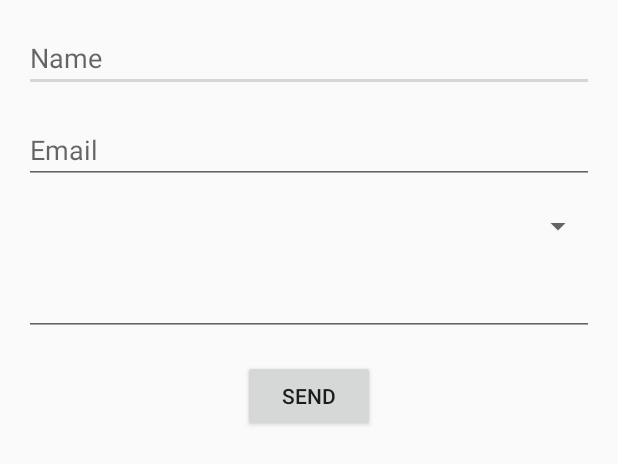
After one commit to DavidPrades/PlataformaAsesoramientoOnline, an Android app: the layout fragment_contact.xml on its own in the app's theme, with its tools: preview values and no code run, on a phone screen of 412 x 824 dp. The commit adds this screen. Shown: the top 464 px of the screen. Run offline under Robolectric (Android 15) with nearby library versions, the phone set to English and light mode, and no system bars.

Commit message:
Contact Class

```diff
--- /dev/null
+++ b/app/src/main/res/layout/fragment_contact.xml
@@ -0,0 +1,50 @@
+<?xml version="1.0" encoding="utf-8"?>
+<LinearLayout xmlns:android="http://schemas.android.com/apk/res/android"
+    xmlns:tools="http://schemas.android.com/tools"
+    android:layout_width="match_parent"
+    android:layout_height="match_parent"
+    android:layout_margin="16dp"
+    android:orientation="vertical"
+    tools:context=".ContactFragment">
+
+    <EditText
+        android:id="@+id/editTextName"
+        android:layout_width="match_parent"
+        android:layout_height="wrap_content"
+        android:layout_marginBottom="16dp"
+        android:ems="10"
+        android:hint="Name"
+        android:inputType="textPersonName" />
+
+    <EditText
+        android:id="@+id/editTextemail"
+        android:layout_width="match_parent"
+        android:layout_height="wrap_content"
+        android:layout_marginBottom="16dp"
+        android:ems="10"
+        android:hint="Email"
+        android:inputType="textEmailAddress" />
+
+    <Spinner
+        android:id="@+id/spinner"
+        android:layout_width="match_parent"
+        android:layout_height="wrap_content"
+        android:layout_marginBottom="16dp"
+        android:spinnerMode="dialog" />
+
+    <EditText
+        android:id="@+id/editMensae"
+        android:layout_width="match_parent"
+        android:layout_height="wrap_content"
+        android:layout_marginBottom="16dp"
+        android:ems="10"
+        android:inputType="textPersonName" />
+
+    <Button
+        android:id="@+id/buttonSend"
+        android:layout_width="wrap_content"
+        android:layout_height="wrap_content"
+        android:layout_gravity="center"
+        android:text="Send" />
+
+</LinearLayout>
--- a/app/src/main/res/layout/fragment_sobre_mi.xml
+++ b/app/src/main/res/layout/fragment_sobre_mi.xml
@@ -84,6 +84,7 @@
                 android:layout_width="wrap_content"
                 android:layout_height="wrap_content"
                 android:layout_gravity="center"
+                android:layout_marginTop="20dp"
                 android:foregroundGravity="center"
                 android:orientation="horizontal">
 
--- a/app/src/main/res/values/strings.xml
+++ b/app/src/main/res/values/strings.xml
@@ -6,4 +6,7 @@
     <string name="introduccion"> <b>Una vida dedicada al deporte</b> que no puedo contemplar de otra manera, <b>nuestro cuerpo</b> es lo único que tendremos hasta el último día, <b>debemos cuidarlo</b>. Esto va mucho más lejos, no se trata solo de entrenar y tener experiencia, si no de tratar de comprender que sucede en nuestro cuerpo <b>para saber cómo planificar un entrenamiento.</b></string>
     <string name="titulo2">Mis logros</string>
     <string name="logros">Para ello estudié la carrera en <b>Ciencias de la Actividad Física y el Deporte</b>durante 4 años y también me formé por <b>NSCA-CPT</b> como entrenador personal.  Siempre fui muy competitivo. En 2017 <b><font color="red">decidí competir en men’s physique</font></b> junior consiguiendo un <b>primer puesto en IFBB interterritorial y segundo en el campeonato regional</b> de la Región de Murcia. En 2018 he competido en mi primer internacional.  Ahora pretendo <b><font color="red">ayudar al máximo numero de personas, a conseguir su sueño de lograr un mejor físico</font></b> con estos planes tras años de estudio y experiencia, ya que las asesorías personales están completas y quiero seguir ayudandos.</string>
+
+    <!-- TODO: Remove or change this placeholder text -->
+    <string name="hello_blank_fragment">Hello blank fragment</string>
 </resources>
```
Also changed, not shown: app/src/main/java/com/example/plataformaasesoramientoonline/ContactFragment.java (added, +71 -0 lines), app/src/main/java/com/example/plataformaasesoramientoonline/FragmentSobreMi.java (+22 -3 lines), app/src/main/java/com/example/plataformaasesoramientoonline/MainActivity.java (+9 -0 lines).
